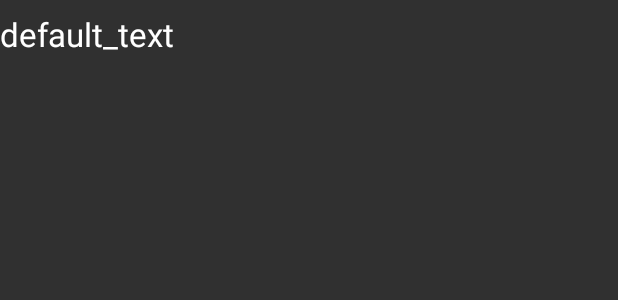
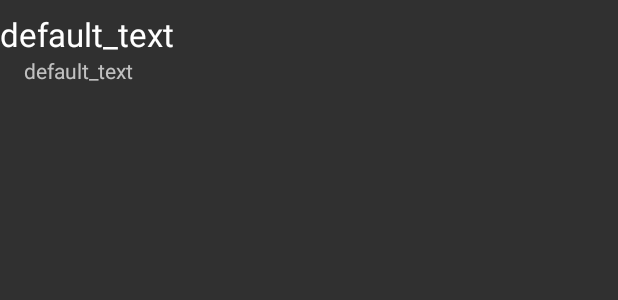
Before and after one commit to mmw125/Android-VT-Scheduler, an Android app: the layout adapter_schedule.xml on its own in the app's theme, with its tools: preview values and no code run, on a phone screen of 412 x 824 dp. Shown: the top 300 px of the screen. Run offline under Robolectric (Android 15) with nearby library versions, the phone set to English and light mode, and no system bars.

Commit message:
Updated schedule view

```diff
--- a/app/src/main/java/com/markwiggans/vtscheduler/adapters/ScheduleAdapter.java
+++ b/app/src/main/java/com/markwiggans/vtscheduler/adapters/ScheduleAdapter.java
@@ -7,13 +7,10 @@ import android.view.LayoutInflater;
 import android.view.View;
 import android.view.ViewGroup;
 import android.widget.ArrayAdapter;
-import android.widget.ListView;
 import android.widget.TextView;
 
-import com.markwiggans.vtscheduler.MainActivity;
 import com.markwiggans.vtscheduler.R;
 import com.markwiggans.vtscheduler.data.CRN;
-import com.markwiggans.vtscheduler.data.Course;
 import com.markwiggans.vtscheduler.data.Schedule;
 
 import java.util.List;
@@ -42,6 +39,7 @@ public class ScheduleAdapter extends ArrayAdapter<Schedule> {
         for(CRN c : schedule.getCrns()) {
             s = s + " " + c.getCRN();
         }
+        textView.setText(s);
         return convertView;
     }
 }
--- a/app/src/main/res/layout/adapter_schedule.xml
+++ b/app/src/main/res/layout/adapter_schedule.xml
@@ -19,8 +19,16 @@
 
     <TextView
         android:id="@+id/text_view"
-        android:layout_width="match_parent"
-        android:layout_height="wrap_content" />
+        android:layout_width="0dp"
+        android:layout_height="wrap_content"
+        android:layout_marginLeft="16dp"
+        android:layout_marginTop="0dp"
+        android:text="@string/default_text"
+        app:layout_constraintLeft_toLeftOf="@+id/parent"
+        app:layout_constraintTop_toBottomOf="@+id/parent"
+        app:layout_constraintBottom_toBottomOf="parent"
+        android:layout_marginBottom="8dp"
+        app:layout_constraintVertical_bias="0.0" />
 
     <!--<ListView-->
         <!--android:id="@+id/crn_list"-->
```
